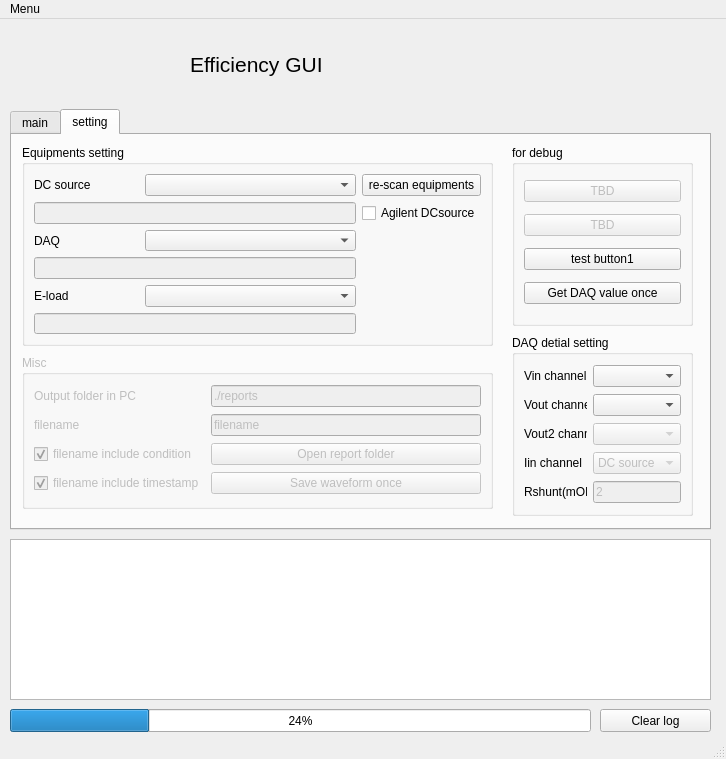
First picture: the form in efficiency_ui.ui, repository a9202507/PySide2_efficiency_measurement, before the edit.
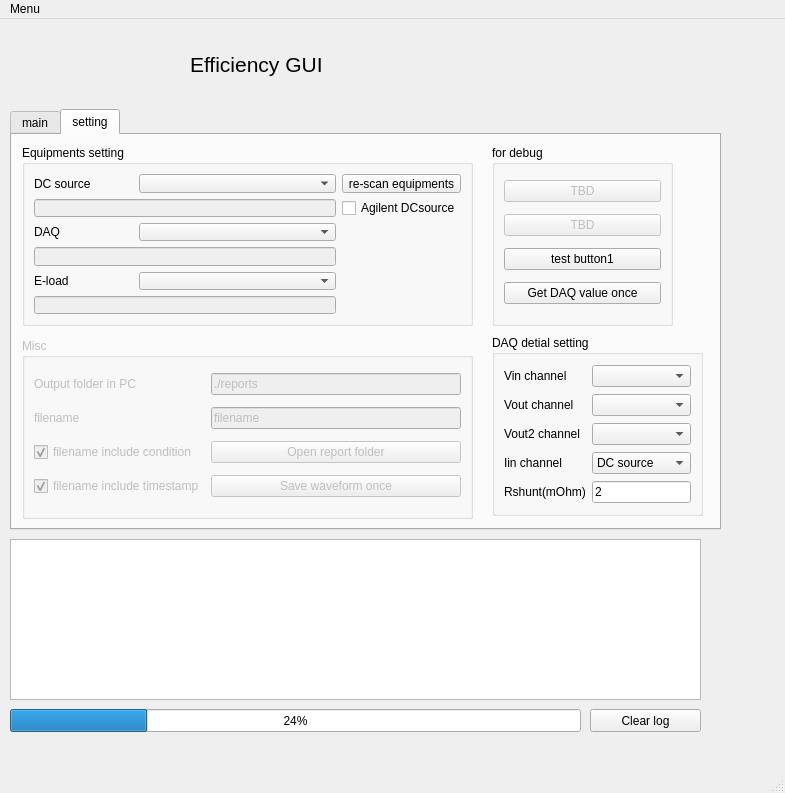
Second picture: the form after the edit. Icons and pictures are not drawn.

Commit message: Add r-shunt option for input current

What changed in the file:
```diff
--- a/efficiency_ui.ui
+++ b/efficiency_ui.ui
@@ -6,8 +6,8 @@
    <rect>
     <x>0</x>
     <y>0</y>
-    <width>726</width>
-    <height>759</height>
+    <width>785</width>
+    <height>793</height>
    </rect>
   </property>
   <property name="windowTitle">
@@ -61,7 +61,7 @@
      <rect>
       <x>10</x>
       <y>90</y>
-      <width>701</width>
+      <width>711</width>
       <height>421</height>
      </rect>
     </property>
@@ -471,8 +471,8 @@
        <rect>
         <x>10</x>
         <y>10</y>
-        <width>471</width>
-        <height>201</height>
+        <width>451</width>
+        <height>181</height>
        </rect>
       </property>
       <property name="title">
@@ -565,9 +565,9 @@
       <property name="geometry">
        <rect>
         <x>10</x>
-        <y>220</y>
-        <width>471</width>
-        <height>154</height>
+        <y>203</y>
+        <width>451</width>
+        <height>181</height>
        </rect>
       </property>
       <property name="title">
@@ -665,7 +665,7 @@
      <widget class="QGroupBox" name="groupBox_5">
       <property name="geometry">
        <rect>
-        <x>500</x>
+        <x>480</x>
         <y>10</y>
         <width>181</width>
         <height>181</height>
@@ -720,9 +720,9 @@
      <widget class="QGroupBox" name="groupBox_8">
       <property name="geometry">
        <rect>
-        <x>500</x>
+        <x>480</x>
         <y>200</y>
-        <width>181</width>
+        <width>211</width>
         <height>181</height>
        </rect>
       </property>
@@ -733,7 +733,7 @@
        <item row="2" column="1" colspan="2">
         <widget class="QComboBox" name="comboBox_5">
          <property name="enabled">
-          <bool>false</bool>
+          <bool>true</bool>
          </property>
          <item>
           <property name="text">
@@ -816,7 +816,7 @@
        <item row="3" column="1" colspan="2">
         <widget class="QComboBox" name="comboBox_6">
          <property name="enabled">
-          <bool>false</bool>
+          <bool>true</bool>
          </property>
          <item>
           <property name="text">
@@ -960,7 +960,7 @@
        <item row="4" column="1" colspan="2">
         <widget class="QLineEdit" name="lineEdit_31">
          <property name="enabled">
-          <bool>false</bool>
+          <bool>true</bool>
          </property>
          <property name="text">
           <string>2</string>
@@ -969,7 +969,7 @@
           <number>1</number>
          </property>
          <property name="readOnly">
-          <bool>true</bool>
+          <bool>false</bool>
          </property>
         </widget>
        </item>
@@ -982,7 +982,7 @@
      <rect>
       <x>10</x>
       <y>520</y>
-      <width>701</width>
+      <width>691</width>
       <height>161</height>
      </rect>
     </property>
@@ -992,7 +992,7 @@
      <rect>
       <x>10</x>
       <y>690</y>
-      <width>581</width>
+      <width>571</width>
       <height>23</height>
      </rect>
     </property>
@@ -1006,7 +1006,7 @@
     </property>
     <property name="geometry">
      <rect>
-      <x>600</x>
+      <x>590</x>
       <y>690</y>
       <width>111</width>
       <height>23</height>
@@ -1022,7 +1022,7 @@
     <rect>
      <x>0</x>
      <y>0</y>
-     <width>726</width>
+     <width>785</width>
      <height>26</height>
     </rect>
    </property>
```
Left out of the diff: 55 changed lines with no effect on the pictures. The commit also changes 2 other files.
